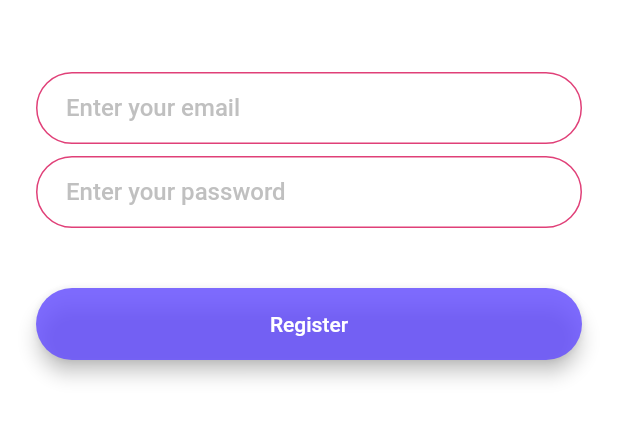
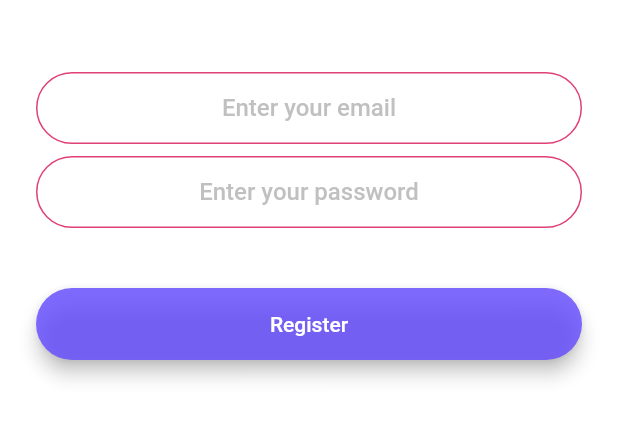
Before and after one commit to Amartya-Khan/Chat-App-Fluter, a Flutter app: the RegistrationScreen screen opened by its route, after a tap on "Register", on a phone screen of 412 x 824 dp, the part 576-1018 px from its top. Run offline on Flutter 3.47's test engine with Material 2 defaults, Android fonts, the phone set to English and light mode, and no system bars; our stand-ins replace animated_text_kit, firebase_auth, flutter_svg; accounts and stored records are empty.

Commit message:
user registration functionality

```diff
--- a/lib/components/custom_text_field.dart
+++ b/lib/components/custom_text_field.dart
@@ -1,15 +1,15 @@
 import 'package:flutter/material.dart';
 
 class CustomTextField extends StatelessWidget {
-  const CustomTextField({
-    this.hintText
-  });
+  const CustomTextField({this.hintText, this.onChanged});
 
   final String hintText;
+  final Function onChanged;
 
   @override
   Widget build(BuildContext context) {
     return TextField(
+      textAlign: TextAlign.center,
       onChanged: (value) {
         //Do something with the user input.
       },
--- a/lib/screens/login_screen.dart
+++ b/lib/screens/login_screen.dart
@@ -2,6 +2,7 @@ import 'package:flutter/material.dart';
 import 'package:flutter_svg/flutter_svg.dart';
 import 'package:chat_app/components/rounded_button.dart';
 import 'package:chat_app/components/custom_text_field.dart';
+import 'package:firebase_auth/firebase_auth.dart';
 
 class LoginScreen extends StatefulWidget {
   static String id = 'login_screen';
--- a/lib/screens/registration_screen.dart
+++ b/lib/screens/registration_screen.dart
@@ -1,6 +1,7 @@
 import 'package:chat_app/components/rounded_button.dart';
 import 'package:flutter/material.dart';
 import 'package:flutter_svg/flutter_svg.dart';
+import 'package:firebase_auth/firebase_auth.dart';
 
 class RegistrationScreen extends StatefulWidget {
   static String id = 'registration_screen';
@@ -9,6 +10,12 @@ class RegistrationScreen extends StatefulWidget {
 }
 
 class _RegistrationScreenState extends State<RegistrationScreen> {
+  final _auth = FirebaseAuth.instance;
+  //final because we don't wanna change this var once it is created
+  //
+  String email;
+  String password;
+  //vars for acc details of users
   @override
   Widget build(BuildContext context) {
     return Scaffold(
@@ -21,8 +28,7 @@ class _RegistrationScreenState extends State<RegistrationScreen> {
           children: <Widget>[
             Hero(
               tag: 'logo',
-                child:
-                 Container(
+              child: Container(
                 height: 200.0,
                 child: SvgPicture.asset('assets/icons_logos/speech-bubble.svg'),
               ),
@@ -31,23 +37,33 @@ class _RegistrationScreenState extends State<RegistrationScreen> {
               height: 48.0,
             ),
             TextField(
+              textAlign: TextAlign.center,
+              keyboardType: TextInputType
+                  .emailAddress, //this line changes keyboard layout to have email keyboard (having @ sign show up)
               onChanged: (value) {
-                //Do something with the user input.
+                email = value;
+                //user input stored in var email.
               },
               decoration: InputDecoration(
                 hintText: 'Enter your email',
-                hintStyle: TextStyle(color: Colors.grey.withOpacity(0.65), fontWeight: FontWeight.w500),
+                hintStyle: TextStyle(
+                    color: Colors.grey.withOpacity(0.65),
+                    fontWeight: FontWeight.w500),
                 contentPadding:
                     EdgeInsets.symmetric(vertical: 10.0, horizontal: 20.0),
                 border: OutlineInputBorder(
                   borderRadius: BorderRadius.all(Radius.circular(32.0)),
                 ),
                 enabledBorder: OutlineInputBorder(
-                  borderSide: BorderSide(color: Colors.purpleAccent.withBlue(120), width: 1.0),
+                  borderSide: BorderSide(
+                      color: Colors.purpleAccent.withBlue(120), width: 1.0),
                   borderRadius: BorderRadius.all(Radius.circular(32.0)),
                 ),
                 focusedBorder: OutlineInputBorder(
-                  borderSide: BorderSide(color: Colors.blueAccent, width: 2.0),
+                  borderSide: BorderSide(
+                      color:
+                          Colors.deepPurpleAccent.withRed(100).withAlpha(210),
+                      width: 2.2),
                   borderRadius: BorderRadius.all(Radius.circular(32.0)),
                 ),
               ),
@@ -56,23 +72,32 @@ class _RegistrationScreenState extends State<RegistrationScreen> {
               height: 8.0,
             ),
             TextField(
+              obscureText: true, //makes input text type= "password"
+              textAlign: TextAlign.center,
               onChanged: (value) {
-                //Do something with the user input.
+                password = value;
+                //user input stored as password
               },
               decoration: InputDecoration(
                 hintText: 'Enter your password',
-                hintStyle: TextStyle(color: Colors.grey.withOpacity(0.65), fontWeight: FontWeight.w500),
+                hintStyle: TextStyle(
+                    color: Colors.grey.withOpacity(0.65),
+                    fontWeight: FontWeight.w500),
                 contentPadding:
                     EdgeInsets.symmetric(vertical: 10.0, horizontal: 20.0),
                 border: OutlineInputBorder(
                   borderRadius: BorderRadius.all(Radius.circular(32.0)),
                 ),
                 enabledBorder: OutlineInputBorder(
-                  borderSide: BorderSide(color: Colors.purpleAccent.withBlue(120), width: 1.0),
+                  borderSide: BorderSide(
+                      color: Colors.purpleAccent.withBlue(120), width: 1.0),
                   borderRadius: BorderRadius.all(Radius.circular(32.0)),
                 ),
                 focusedBorder: OutlineInputBorder(
-                  borderSide: BorderSide(color: Colors.blueAccent, width: 2.0),
+                  borderSide: BorderSide(
+                      color:
+                          Colors.deepPurpleAccent.withRed(100).withAlpha(210),
+                      width: 2.2),
                   borderRadius: BorderRadius.all(Radius.circular(32.0)),
                 ),
               ),
@@ -80,11 +105,21 @@ class _RegistrationScreenState extends State<RegistrationScreen> {
             SizedBox(
               height: 24.0,
             ),
-            RoundedButton(color: Colors.deepPurpleAccent.withRed(100).withAlpha(210),
-            title: 'Register',
-            onPressed: () {
-                    //Implement registration functionality.
-                  },),
+            RoundedButton(
+              color: Colors.deepPurpleAccent.withRed(100).withAlpha(210),
+              title: 'Register',
+              onPressed: () async {
+                try {
+                  final newUser = await _auth.createUserWithEmailAndPassword(
+                      email: email, password: password);
+                  //this func returns a future because we don't want the user interface to be hanging while these values are authenticated
+                  //The future is captured and placed inside a new final variable names newUser
+                } catch (e) {
+                  print(e);
+                } //async and await ensures that a new user has been created and authenticated
+                //try and catch methods are used to make sure that the user email and password and other details are correct
+              },
+            ),
           ],
         ),
       ),
--- a/lib/screens/welcome_screen.dart
+++ b/lib/screens/welcome_screen.dart
@@ -97,7 +97,7 @@ class _WelcomeScreenState extends State<WelcomeScreen>
                 TypewriterAnimatedTextKit(
                   speed: Duration(milliseconds: 400),
                   //isRepeatingAnimation: true,
-                  repeatForever: true,
+                  // repeatForever: true,
                   text: ['Chat App'],
                   textStyle: TextStyle(
                     fontSize: 45.0,
```
